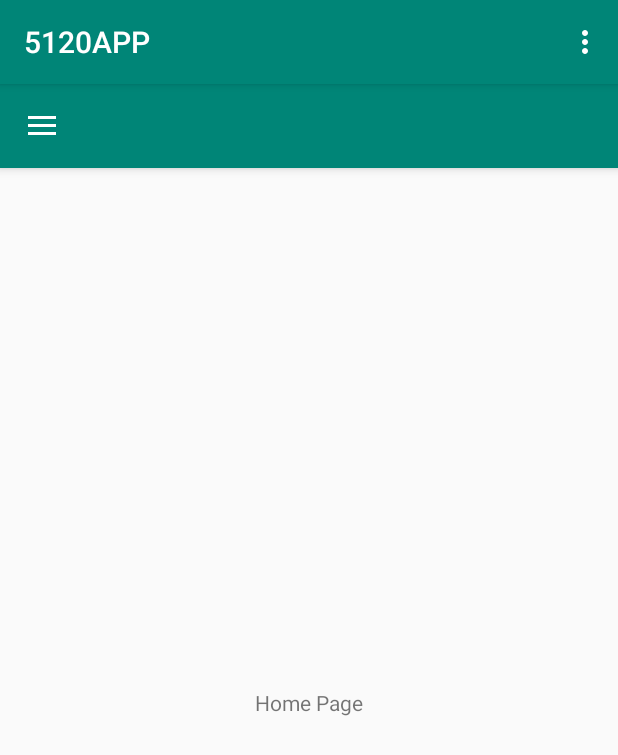
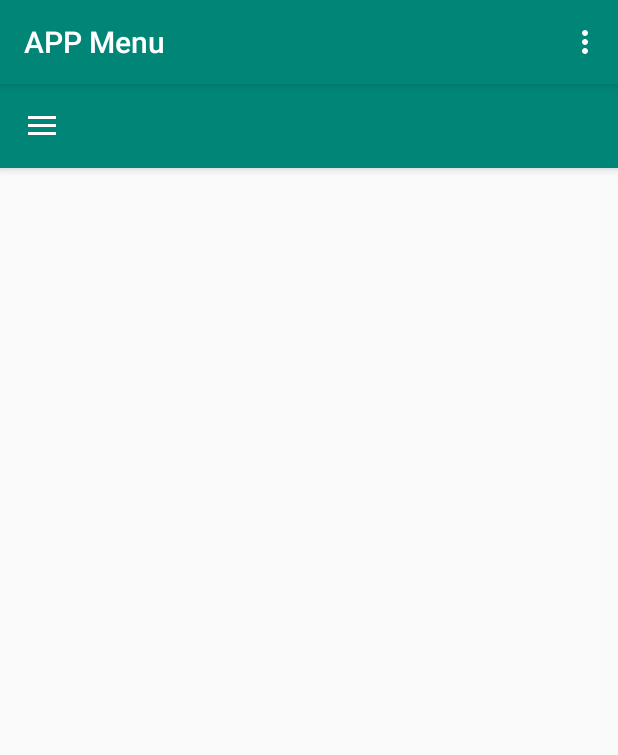
Before and after one commit to TeamB7/On-Your-Toes, an Android app: the MainActivity screen opened directly, with no data from a screen before it, on a phone screen of 412 x 824 dp. Shown: the top 755 px of the screen. Run offline under Robolectric (Android 15) with nearby library versions, the phone set to English and light mode, and no system bars; 1 statement that could not run was skipped.

Commit message:
update 1

```diff
--- a/app/build.gradle
+++ b/app/build.gradle
@@ -28,4 +28,5 @@ dependencies {
     testImplementation 'junit:junit:4.12'
     androidTestImplementation 'com.android.support.test:runner:1.0.2'
     androidTestImplementation 'com.android.support.test.espresso:espresso-core:3.0.2'
+    implementation 'com.google.android.gms:play-services-maps:16.1.0'
 }
--- a/app/src/main/java/com/example/a5120app/Accessory.java
+++ /dev/null
@@ -1,4 +0,0 @@
-package com.example.a5120app;
-
-public class Accessory {
-}
--- a/app/src/main/java/com/example/a5120app/MainActivity.java
+++ b/app/src/main/java/com/example/a5120app/MainActivity.java
@@ -1,9 +1,15 @@
 package com.example.a5120app;
 
+import android.content.Intent;
+import android.content.SharedPreferences;
 import android.os.Bundle;
 import android.support.design.widget.FloatingActionButton;
 import android.support.design.widget.Snackbar;
+import android.support.v4.app.Fragment;
+import android.support.v4.app.FragmentManager;
+import android.support.v4.app.FragmentTransaction;
 import android.view.View;
+
 import android.support.design.widget.NavigationView;
 import android.support.v4.view.GravityCompat;
 import android.support.v4.widget.DrawerLayout;
@@ -13,8 +19,19 @@ import android.support.v7.widget.Toolbar;
 import android.view.Menu;
 import android.view.MenuItem;
 
+import com.google.android.gms.maps.GoogleMap;
+
+import java.util.Calendar;
+
+
 public class MainActivity extends AppCompatActivity
         implements NavigationView.OnNavigationItemSelectedListener {
+    private static String userStr= "";
+    private static String userName= "";
+    private static int userId = 1;
+    private String location;
+    private GoogleMap gMap;
+    private Bundle bundle;
 
     @Override
     protected void onCreate(Bundle savedInstanceState) {
@@ -23,16 +40,24 @@ public class MainActivity extends AppCompatActivity
         Toolbar toolbar = (Toolbar) findViewById(R.id.toolbar);
         setSupportActionBar(toolbar);
 
-        FloatingActionButton fab = (FloatingActionButton) findViewById(R.id.fab);
-        fab.setOnClickListener(new View.OnClickListener() {
-            @Override
-            public void onClick(View view) {
-                Snackbar.make(view, "Replace with your own action", Snackbar.LENGTH_LONG)
-                        .setAction("Action", null).show();
-            }
-        });
+        Intent intent = getIntent();
 
-        DrawerLayout drawer = (DrawerLayout) findViewById(R.id.drawer_layout);
+        this.bundle = new Bundle();
+        this.bundle.putString("userId", userId + "");
+        this.bundle.putString("firstName", userName);
+
+        SharedPreferences sharedPreferences = getSharedPreferences("MainActivity", MODE_PRIVATE);
+        SharedPreferences.Editor editor = sharedPreferences.edit();
+        editor.putInt("userId", userId);
+        editor.putString("userName", userName);
+        editor.commit();
+
+        Calendar calendar = Calendar.getInstance();
+        calendar.setTimeInMillis(System.currentTimeMillis());
+        calendar.set(Calendar.HOUR_OF_DAY, 23);
+        calendar.set(Calendar.MINUTE, 59);
+
+        DrawerLayout drawer = (DrawerLayout) findViewById(R.id.main_layout);
         ActionBarDrawerToggle toggle = new ActionBarDrawerToggle(
                 this, drawer, toolbar, R.string.navigation_drawer_open, R.string.navigation_drawer_close);
         drawer.addDrawerListener(toggle);
@@ -40,11 +65,12 @@ public class MainActivity extends AppCompatActivity
 
         NavigationView navigationView = (NavigationView) findViewById(R.id.nav_view);
         navigationView.setNavigationItemSelectedListener(this);
+        getSupportActionBar().setTitle("APP Menu");
     }
 
     @Override
     public void onBackPressed() {
-        DrawerLayout drawer = (DrawerLayout) findViewById(R.id.drawer_layout);
+        DrawerLayout drawer = (DrawerLayout) findViewById(R.id.main_layout);
         if (drawer.isDrawerOpen(GravityCompat.START)) {
             drawer.closeDrawer(GravityCompat.START);
         } else {
@@ -79,12 +105,9 @@ public class MainActivity extends AppCompatActivity
     public boolean onNavigationItemSelected(MenuItem item) {
         // Handle navigation view item clicks here.
         int id = item.getItemId();
-
-        if (id == R.id.nav_camera) {
-            // Handle the camera action
-        } else if (id == R.id.nav_gallery) {
-
-        } else if (id == R.id.nav_slideshow) {
+        Fragment fragment = null;
+        if (id == R.id.nav_map) {
+            fragment = new MapsFragment();
 
         } else if (id == R.id.nav_manage) {
 
@@ -94,7 +117,11 @@ public class MainActivity extends AppCompatActivity
 
         }
 
-        DrawerLayout drawer = (DrawerLayout) findViewById(R.id.drawer_layout);
+        FragmentManager fragmentManager = getSupportFragmentManager();
+        FragmentTransaction fragmentTransaction = fragmentManager.beginTransaction();
+        fragmentTransaction.replace(R.id.content_frame, fragment);
+        fragmentTransaction.commit();
+        DrawerLayout drawer = (DrawerLayout) findViewById(R.id.main_layout);
         drawer.closeDrawer(GravityCompat.START);
         return true;
     }
--- a/app/src/main/java/com/example/a5120app/Task.java
+++ /dev/null
@@ -1,4 +0,0 @@
-package com.example.a5120app;
-
-public class Task {
-}
--- a/app/src/main/res/layout/activity_main.xml
+++ b/app/src/main/res/layout/activity_main.xml
@@ -2,11 +2,12 @@
 <android.support.v4.widget.DrawerLayout xmlns:android="http://schemas.android.com/apk/res/android"
     xmlns:app="http://schemas.android.com/apk/res-auto"
     xmlns:tools="http://schemas.android.com/tools"
-    android:id="@+id/drawer_layout"
+    android:id="@+id/main_layout"
     android:layout_width="match_parent"
     android:layout_height="match_parent"
     android:fitsSystemWindows="true"
-    tools:openDrawer="start">
+    tools:openDrawer="start"
+    tools:context=".MainActivity">
 
     <include
         layout="@layout/app_bar_main"
--- a/app/src/main/res/layout/content_main.xml
+++ b/app/src/main/res/layout/content_main.xml
@@ -1,20 +1,18 @@
 <?xml version="1.0" encoding="utf-8"?>
-<android.support.constraint.ConstraintLayout xmlns:android="http://schemas.android.com/apk/res/android"
-    xmlns:app="http://schemas.android.com/apk/res-auto"
+<RelativeLayout xmlns:android="http://schemas.android.com/apk/res/android"
     xmlns:tools="http://schemas.android.com/tools"
     android:layout_width="match_parent"
     android:layout_height="match_parent"
-    app:layout_behavior="@string/appbar_scrolling_view_behavior"
-    tools:context=".MainActivity"
     tools:showIn="@layout/app_bar_main">
 
-    <TextView
-        android:layout_width="wrap_content"
-        android:layout_height="wrap_content"
-        android:text="Home Page"
-        app:layout_constraintBottom_toBottomOf="parent"
-        app:layout_constraintLeft_toLeftOf="parent"
-        app:layout_constraintRight_toRightOf="parent"
-        app:layout_constraintTop_toTopOf="parent" />
+    <ScrollView
+        android:layout_width="match_parent"
+        android:layout_height="wrap_content">
 
-</android.support.constraint.ConstraintLayout>
+        <FrameLayout
+            android:id="@+id/content_frame"
+            android:layout_width="match_parent"
+            android:layout_height="wrap_content" />
+    </ScrollView>
+
+</RelativeLayout>
--- a/app/src/main/res/menu/activity_main_drawer.xml
+++ b/app/src/main/res/menu/activity_main_drawer.xml
@@ -5,17 +5,16 @@
 
     <group android:checkableBehavior="single">
         <item
-            android:id="@+id/nav_camera"
-            android:icon="@drawable/ic_menu_camera"
-            android:title="Import" />
-        <item
-            android:id="@+id/nav_gallery"
-            android:icon="@drawable/ic_menu_gallery"
-            android:title="Gallery" />
-        <item
-            android:id="@+id/nav_slideshow"
-            android:icon="@drawable/ic_menu_slideshow"
-            android:title="Slideshow" />
+            android:id="@+id/nav_map"
+            android:title="Map" />
+        <!--<item-->
+            <!--android:id="@+id/nav_gallery"-->
+            <!--android:icon="@drawable/ic_menu_gallery"-->
+            <!--android:title="Gallery" />-->
+        <!--<item-->
+            <!--android:id="@+id/nav_slideshow"-->
+            <!--android:icon="@drawable/ic_menu_slideshow"-->
+            <!--android:title="Slideshow" />-->
         <item
             android:id="@+id/nav_manage"
             android:icon="@drawable/ic_menu_manage"
```
Also changed, not shown: app/src/main/java/com/example/a5120app/AppDataBase.java (deleted, +0 -26 lines), app/src/main/java/com/example/a5120app/CharacterDao.java (deleted, +0 -23 lines), app/src/main/java/com/example/a5120app/CreateCharacterActivity.java (deleted, +0 -7 lines), app/src/main/java/com/example/a5120app/UserCharacter.java (deleted, +0 -79 lines).
